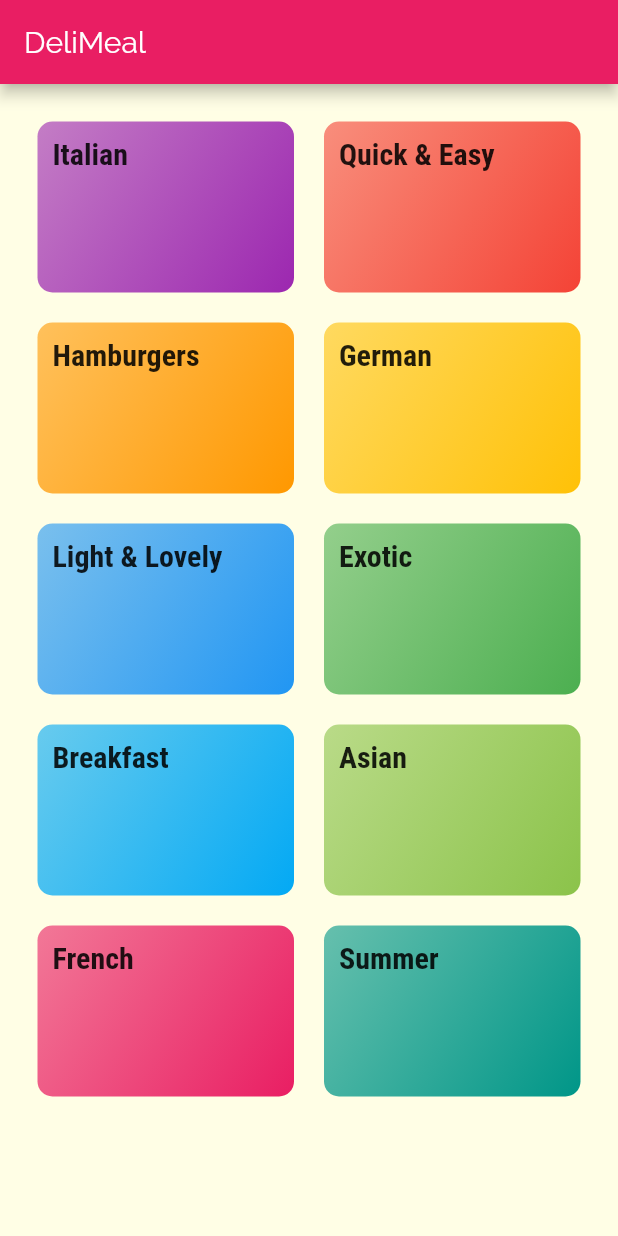
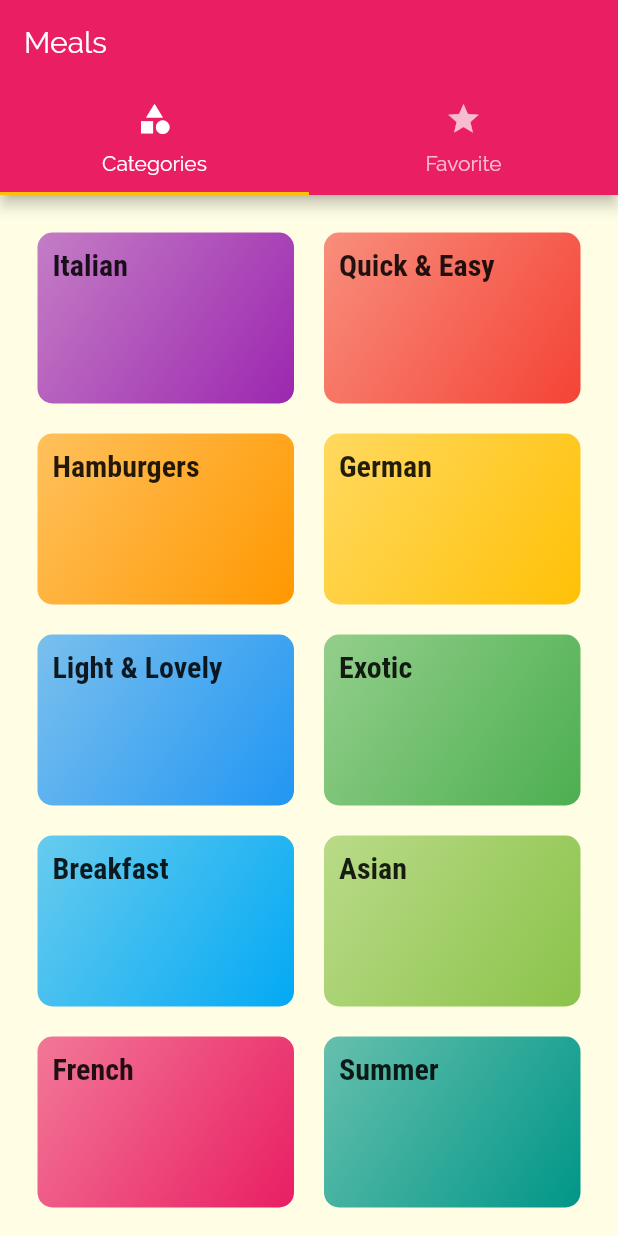
Before and after one commit to asonni/meals_app, a Flutter app: the screen it shows after launch, on a phone screen of 412 x 824 dp. Run offline on Flutter 3.47's test engine with Material 2 defaults, Android fonts, the phone set to English and light mode, and no system bars.

Commit message:
Adding a TabBar to the Appbar

```diff
--- a/lib/main.dart
+++ b/lib/main.dart
@@ -3,6 +3,7 @@ import 'package:flutter/material.dart';
 import 'package:meals/screens/categories_screen.dart';
 import 'package:meals/screens/category_meals_screen.dart';
 import 'package:meals/screens/meal_detail_screen.dart';
+import 'package:meals/screens/tabs_screen.dart';
 
 void main() => runApp(MyApp());
 
@@ -31,9 +32,9 @@ class MyApp extends StatelessWidget {
             ),
       ),
       // home: CategoriesScreen(),
-      initialRoute: CategoriesScreen.routeName, // default is '/'
+      initialRoute: '/', // default is '/'
       routes: {
-        CategoriesScreen.routeName: (ctx) => CategoriesScreen(),
+        '/': (ctx) => TabsScreen(),
         CategoryMealsScreen.routeName: (ctx) => CategoryMealsScreen(),
         MealDetailScreen.routeName: (ctx) => MealDetailScreen(),
       },
--- a/lib/screens/categories_screen.dart
+++ b/lib/screens/categories_screen.dart
@@ -7,13 +7,7 @@ class CategoriesScreen extends StatelessWidget {
   static const routeName = '/';
   @override
   Widget build(BuildContext context) {
-    return Scaffold(
-      appBar: AppBar(
-        title: const Text(
-          'DeliMeal',
-        ),
-      ),
-      body: GridView(
+    return GridView(
       padding: const EdgeInsets.all(25),
       children: DUMMY_CATEGORIES
           .map((catData) => CategoryItem(
@@ -28,7 +22,6 @@ class CategoriesScreen extends StatelessWidget {
         crossAxisSpacing: 20,
         mainAxisSpacing: 20,
       ),
-      ),
     );
   }
 }
--- /dev/null
+++ b/lib/screens/favorites_screen.dart
@@ -0,0 +1,12 @@
+import 'package:flutter/material.dart';
+
+class FavoritesScreen extends StatelessWidget {
+  @override
+  Widget build(BuildContext context) {
+    return Center(
+      child: Text(
+        'Favorites',
+      ),
+    );
+  }
+}
--- /dev/null
+++ b/lib/screens/tabs_screen.dart
@@ -0,0 +1,49 @@
+import 'package:flutter/material.dart';
+
+import 'package:meals/screens/categories_screen.dart';
+import 'package:meals/screens/favorites_screen.dart';
+
+class TabsScreen extends StatefulWidget {
+  static const routeName = '/tabs';
+  @override
+  _TabsScreenState createState() => _TabsScreenState();
+}
+
+class _TabsScreenState extends State<TabsScreen> {
+  @override
+  Widget build(BuildContext context) {
+    return DefaultTabController(
+      length: 2,
+      // initialIndex: 0,
+      child: Scaffold(
+        appBar: AppBar(
+          title: Text(
+            'Meals',
+          ),
+          bottom: TabBar(
+            tabs: <Widget>[
+              Tab(
+                icon: Icon(
+                  Icons.category,
+                ),
+                text: 'Categories',
+              ),
+              Tab(
+                icon: Icon(
+                  Icons.star,
+                ),
+                text: 'Favorite',
+              ),
+            ],
+          ),
+        ),
+        body: TabBarView(
+          children: <Widget>[
+            CategoriesScreen(),
+            FavoritesScreen(),
+          ],
+        ),
+      ),
+    );
+  }
+}
```
Lines whose indentation alone changed are shown as unchanged.
